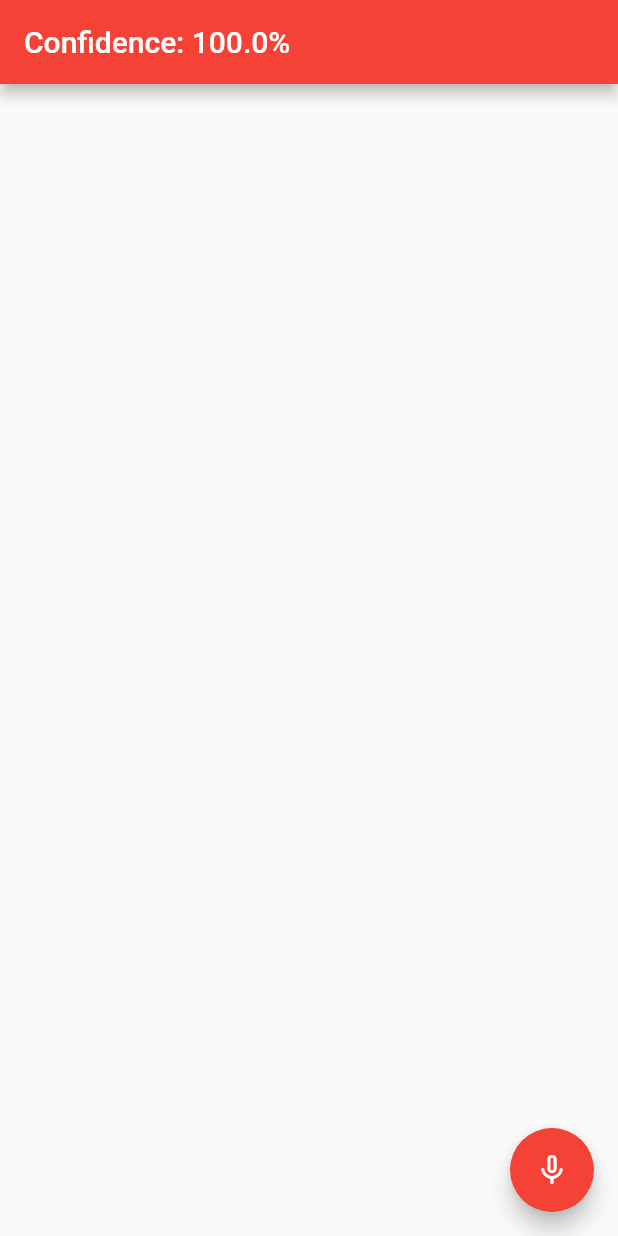
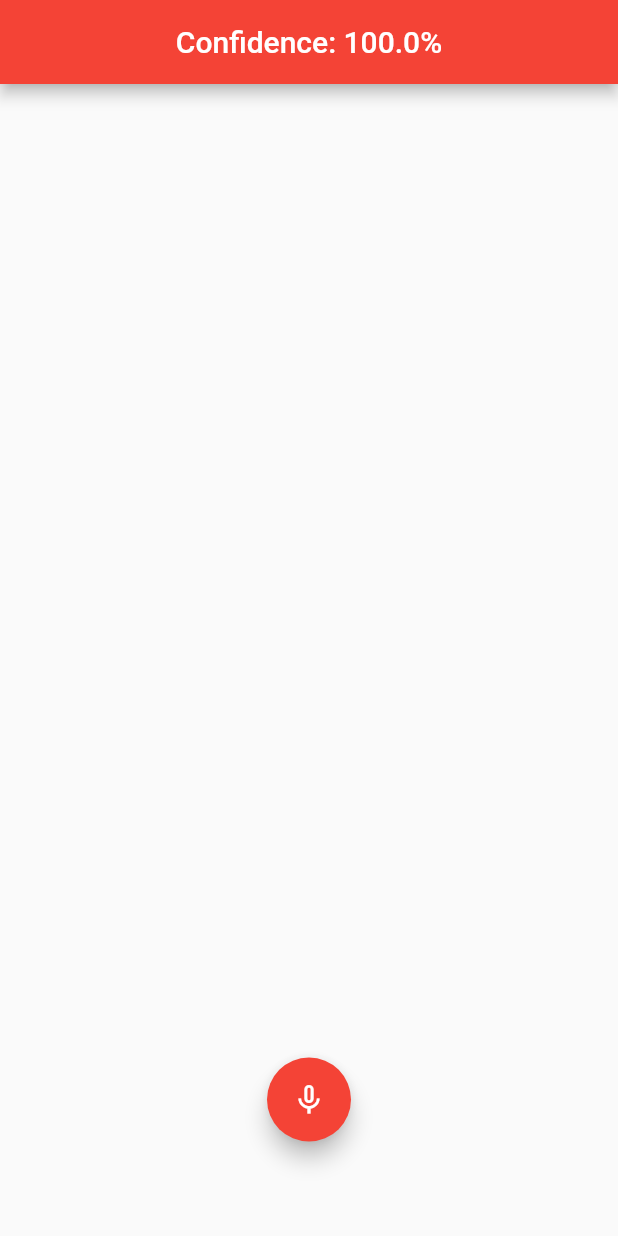
Before and after one commit to diogosequeira94/flutter-text-recognition, a Flutter app: the screen it shows after launch, on a phone screen of 412 x 824 dp. Run offline on Flutter 3.47's test engine with Material 2 defaults, Android fonts, the phone set to English and light mode, and no system bars; drawn by our look-alikes of avatar_glow; our stand-ins replace speech_to_text.

Commit message:
added animation for Floating action Button

```diff
--- a/lib/main.dart
+++ b/lib/main.dart
@@ -1,3 +1,4 @@
+import 'package:avatar_glow/avatar_glow.dart';
 import 'package:flutter/material.dart';
 import 'package:speech_to_text/speech_to_text.dart' as stt;
 
@@ -44,13 +45,23 @@ class _SpeechScreenState extends State<SpeechScreen> {
   Widget build(BuildContext context) {
     return Scaffold(
       appBar: AppBar(
+        centerTitle: true,
         title: Text('Confidence: ${(_confidence * 100.0).toStringAsFixed(1)}%',
       )),
-      floatingActionButton: FloatingActionButton(
-        onPressed: (){
-          print('HEHE');
-        },
-        child: Icon(_isListening ? Icons.mic : Icons.mic_none),
+      floatingActionButtonLocation: FloatingActionButtonLocation.centerFloat,
+      floatingActionButton: AvatarGlow(
+        animate: _isListening,
+        glowColor: Theme.of(context).primaryColor,
+        endRadius: 75.0,
+        duration: const Duration(milliseconds: 2000),
+        repeatPauseDuration: const Duration(milliseconds: 100),
+        repeat: true,
+        child: FloatingActionButton(
+          onPressed: (){
+            print('HEHE');
+          },
+          child: Icon(_isListening ? Icons.mic : Icons.mic_none),
+        ),
       ),
     );
   }
```
